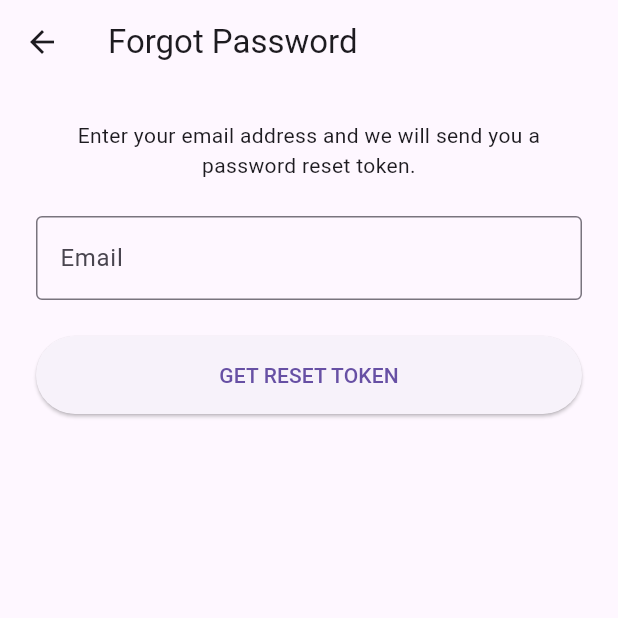
After one commit to RasyadAkmal/mobile_astronacci, a Flutter app: the screen it shows after launch, after a tap on "Forgot Password?", on a phone screen of 412 x 824 dp, the top half of it. The commit adds this screen. Run offline on Flutter 3.47's test engine with Material 3 defaults, Android fonts, the phone set to English and light mode, and no system bars; our stand-ins replace bloc, cached_network_image, dio, equatable, flutter_bloc, image_cropper and 3 more; network calls fail.

Commit message:
Add reset and forgot password feature

```diff
--- a/lib/api/api_service.dart
+++ b/lib/api/api_service.dart
@@ -40,4 +40,22 @@ class ApiService {
     });
     return _dio.post('/user/update', data: formData);
   }
+
+  Future<Response> forgotPassword(String email) {
+    return _dio.post('/forgot-password', data: {'email': email});
+  }
+
+  Future<Response> resetPassword({
+    required String email,
+    required String token,
+    required String password,
+    required String passwordConfirmation,
+  }) {
+    return _dio.post('/reset-password', data: {
+      'email': email,
+      'token': token,
+      'password': password,
+      'password_confirmation': passwordConfirmation,
+    });
+  }
 }
--- a/lib/bloc/auth/auth_bloc.dart
+++ b/lib/bloc/auth/auth_bloc.dart
@@ -38,7 +38,6 @@ class AuthBloc extends Bloc<AuthEvent, AuthState> {
     emit(AuthLoading());
     try {
       final response = await _apiService.login(event.email, event.password);
-      print(response);
       final user = User.fromJson(response.data['user']);
       final token = response.data['access_token'];
       await TokenManager.saveToken(token);
--- /dev/null
+++ b/lib/presentation/screens/forgot_password_screen.dart
@@ -0,0 +1,89 @@
+// lib/presentation/screens/forgot_password_screen.dart
+
+import 'package:flutter/material.dart';
+import 'package:mobile_astronacci/api/api_service.dart';
+import 'package:dio/dio.dart';
+import 'package:mobile_astronacci/presentation/screens/reset_password_screen.dart';
+
+class ForgotPasswordScreen extends StatefulWidget {
+  const ForgotPasswordScreen({super.key});
+
+  @override
+  State<ForgotPasswordScreen> createState() => _ForgotPasswordScreenState();
+}
+
+class _ForgotPasswordScreenState extends State<ForgotPasswordScreen> {
+  final _emailController = TextEditingController();
+  final _apiService = ApiService();
+  bool _isLoading = false;
+  String? _errorMessage;
+
+  void _sendResetLink() async {
+    setState(() {
+      _isLoading = true;
+      _errorMessage = null;
+    });
+
+    try {
+      final response = await _apiService.forgotPassword(_emailController.text);
+      final token = response.data['token'];
+      if (mounted) {
+        ScaffoldMessenger.of(context).showSnackBar(
+          const SnackBar(content: Text('Token generated successfully')),
+        );
+        Navigator.of(context).pushReplacement(MaterialPageRoute(
+          builder: (_) => ResetPasswordScreen(email: _emailController.text, token: token),
+        ));
+      }
+    } on DioException catch (e) {
+      setState(() {
+        _errorMessage = e.response?.data['message'] ?? 'An error occurred.';
+      });
+    } finally {
+      if (mounted) {
+        setState(() => _isLoading = false);
+      }
+    }
+  }
+
+  @override
+  Widget build(BuildContext context) {
+    return Scaffold(
+      appBar: AppBar(title: const Text('Forgot Password')),
+      body: SingleChildScrollView(
+        padding: const EdgeInsets.all(24.0),
+        child: Column(
+          crossAxisAlignment: CrossAxisAlignment.stretch,
+          children: [
+            const Text(
+              'Enter your email address and we will send you a password reset token.',
+              textAlign: TextAlign.center,
+            ),
+            const SizedBox(height: 24),
+            TextField(
+              controller: _emailController,
+              decoration: const InputDecoration(
+                labelText: 'Email',
+                border: OutlineInputBorder(),
+              ),
+              keyboardType: TextInputType.emailAddress,
+            ),
+            if (_errorMessage != null) ...[
+              const SizedBox(height: 8),
+              Text(_errorMessage!, style: const TextStyle(color: Colors.red)),
+            ],
+            const SizedBox(height: 24),
+            _isLoading
+                ? const Center(child: CircularProgressIndicator())
+                : ElevatedButton(
+                    style: ElevatedButton.styleFrom(
+                        padding: const EdgeInsets.symmetric(vertical: 16)),
+                    onPressed: _sendResetLink,
+                    child: const Text('GET RESET TOKEN'),
+                  )
+          ],
+        ),
+      ),
+    );
+  }
+}
--- a/lib/presentation/screens/login_screen.dart
+++ b/lib/presentation/screens/login_screen.dart
@@ -2,6 +2,7 @@ import 'package:flutter/material.dart';
 import 'package:flutter_bloc/flutter_bloc.dart';
 import 'package:mobile_astronacci/bloc/auth/auth_bloc.dart';
 import 'package:mobile_astronacci/presentation/screens/register_screen.dart';
+import 'package:mobile_astronacci/presentation/screens/forgot_password_screen.dart';
 
 class LoginScreen extends StatefulWidget {
   const LoginScreen({super.key});
@@ -99,6 +100,13 @@ class _LoginScreenState extends State<LoginScreen> {
                   TextButton(
                     onPressed: () {
                       Navigator.of(context).push(MaterialPageRoute(
+                          builder: (_) => const ForgotPasswordScreen()));
+                    },
+                    child: const Text('Forgot Password?'),
+                  ),
+                  TextButton(
+                    onPressed: () {
+                      Navigator.of(context).push(MaterialPageRoute(
                           builder: (_) => const RegisterScreen()));
                     },
                     child: const Text('Don\'t have an account? Register'),
```
Also changed, not shown: lib/presentation/screens/reset_password_screen.dart (added, +111 -0 lines).
